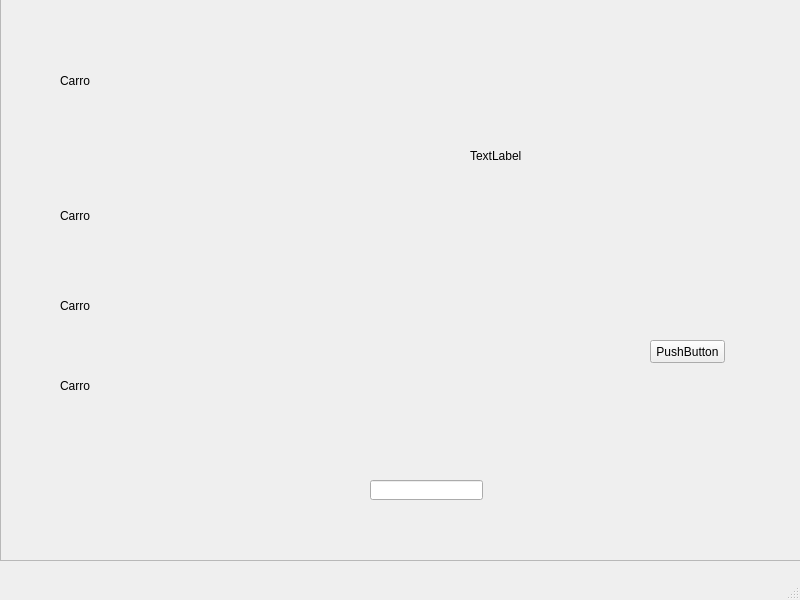
This is PrimeraPrograED/mainwindow.ui in TheCsarbeat/Progra_1_ED as Qt 5 draws it before an edit. The edited form follows.
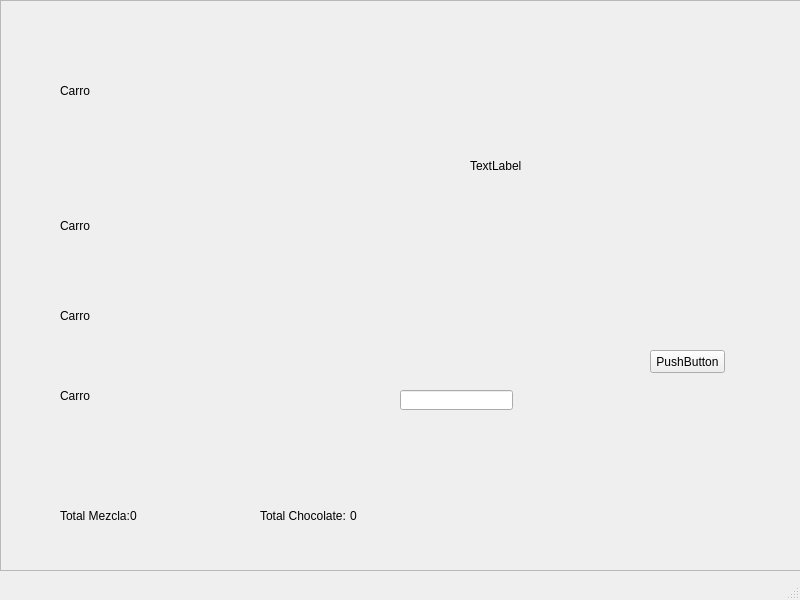
This is the edited form.

```diff
--- a/PrimeraPrograED/mainwindow.ui
+++ b/PrimeraPrograED/mainwindow.ui
@@ -18,7 +18,7 @@
     <property name="geometry">
      <rect>
       <x>0</x>
-      <y>-10</y>
+      <y>0</y>
       <width>801</width>
       <height>571</height>
      </rect>
@@ -97,8 +97,8 @@
     <widget class="QLineEdit" name="lineEdit">
      <property name="geometry">
       <rect>
-       <x>370</x>
-       <y>490</y>
+       <x>400</x>
+       <y>390</y>
        <width>113</width>
        <height>20</height>
       </rect>
@@ -117,6 +117,58 @@
       <string>TextLabel</string>
      </property>
     </widget>
+    <widget class="QLabel" name="lbRegistroMezcla0">
+     <property name="geometry">
+      <rect>
+       <x>60</x>
+       <y>500</y>
+       <width>71</width>
+       <height>31</height>
+      </rect>
+     </property>
+     <property name="text">
+      <string>Total Mezcla: </string>
+     </property>
+    </widget>
+    <widget class="QLabel" name="lbRegistroMezcla">
+     <property name="geometry">
+      <rect>
+       <x>130</x>
+       <y>500</y>
+       <width>81</width>
+       <height>31</height>
+      </rect>
+     </property>
+     <property name="text">
+      <string>0</string>
+     </property>
+    </widget>
+    <widget class="QLabel" name="lbRegistroChoco0">
+     <property name="geometry">
+      <rect>
+       <x>260</x>
+       <y>500</y>
+       <width>91</width>
+       <height>31</height>
+      </rect>
+     </property>
+     <property name="text">
+      <string>Total Chocolate: </string>
+     </property>
+    </widget>
+    <widget class="QLabel" name="lbRegistroChoco">
+     <property name="geometry">
+      <rect>
+       <x>350</x>
+       <y>500</y>
+       <width>61</width>
+       <height>31</height>
+      </rect>
+     </property>
+     <property name="text">
+      <string>0</string>
+     </property>
+    </widget>
    </widget>
   </widget>
   <widget class="QMenuBar" name="menubar">
```
